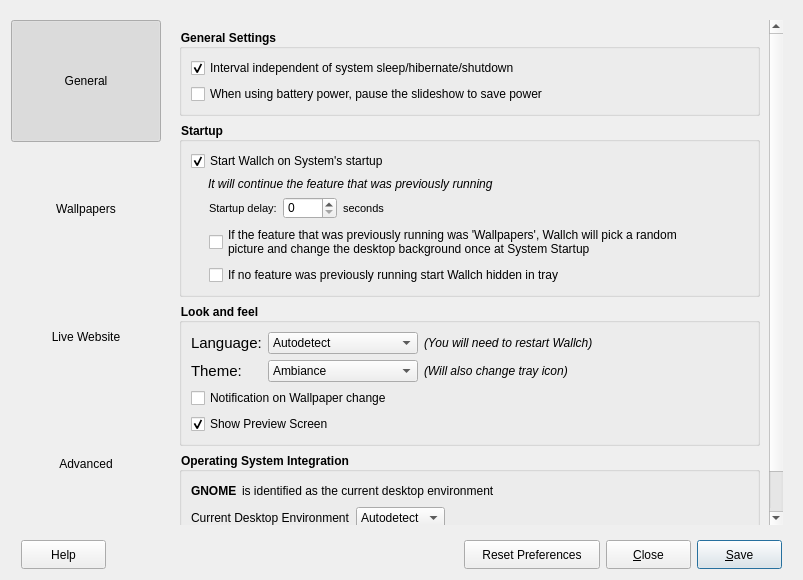
Above: src/gui/preferences.ui from LeonVitanos/Wallch before the change. Below: the same form after it.
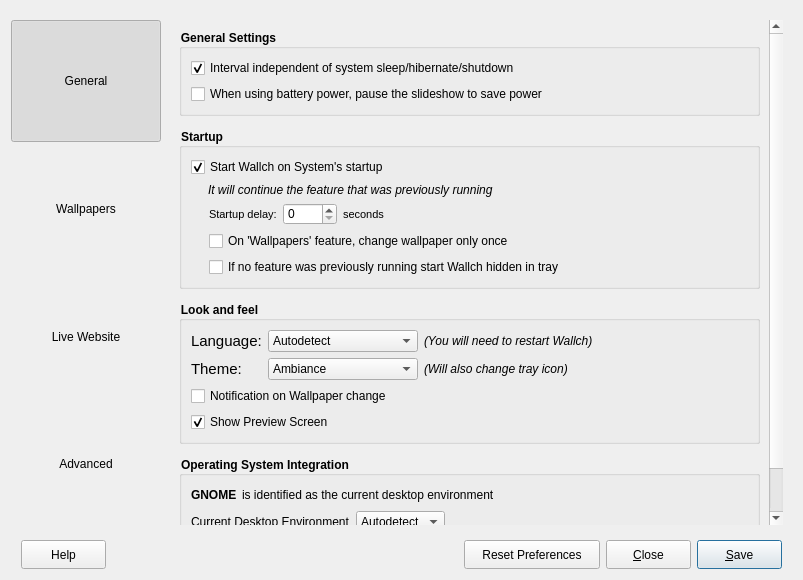
That is the form after the change. Icons and pictures are not drawn.

Commit message: UI: Slight UI adjustments

```diff
--- a/src/gui/preferences.ui
+++ b/src/gui/preferences.ui
@@ -254,12 +254,15 @@
             <property name="geometry">
              <rect>
               <x>0</x>
-              <y>-86</y>
+              <y>0</y>
               <width>601</width>
-              <height>604</height>
+              <height>607</height>
              </rect>
             </property>
             <layout class="QVBoxLayout" name="verticalLayout_3">
+             <property name="spacing">
+              <number>12</number>
+             </property>
              <item>
               <widget class="QGroupBox" name="generalSettingsgroupBox">
                <property name="styleSheet">
@@ -403,8 +406,7 @@
                      <enum>Qt::NoFocus</enum>
                     </property>
                     <property name="text">
-                     <string>If the feature that was previously running was 'Wallpapers', Wallch will pick a random
-picture and change the desktop background once at System Startup</string>
+                     <string>On 'Wallpapers' feature, change wallpaper only once</string>
                     </property>
                     <property name="tristate">
                      <bool>false</bool>
```
Left out of the diff: 7 changed lines with no effect on the pictures. The commit also changes 4 other files.
